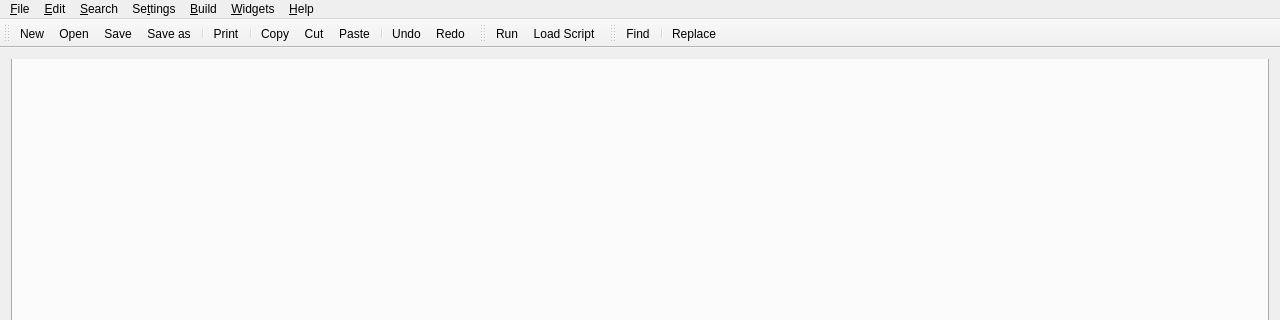
The window that librecad/src/ui/editor/librepad.ui (LibreCAD/LibreCAD) describes before a commit, drawn with Qt 5; both pictures show x 0 to 1280 and y 0 to 320 of the 1280 by 720 pixel window.
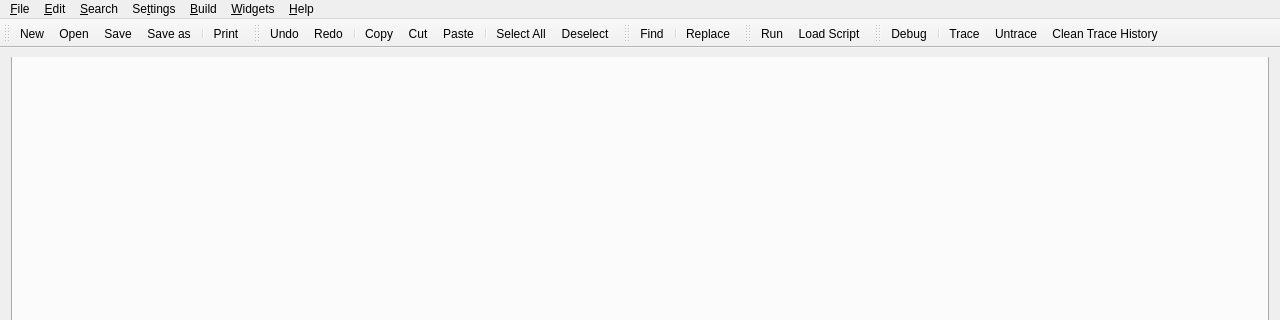
The same window after the commit. Icons and pictures are not drawn.

Commit message: LISP_PATCHLEVEL 3, LP_PATCHLEVEL 1: new: LibreLisp/-Pyton Ide Lisp-debug, layout, toolbars, mimetypes; Dcl tile: image_button (QDclButton); icons: debug.svg, trace.svg, recent.svg; untrace.svg; lisp function: get_attr; update: lisp function: get_tile, dcl tiles (lisp/python dcl); move: getDclAttributeId to + dclAttribute extern Type.h; clean up source

```diff
--- a/librecad/src/ui/editor/librepad.ui
+++ b/librecad/src/ui/editor/librepad.ui
@@ -15,6 +15,15 @@
   </property>
   <widget class="QWidget" name="centralWidget">
    <layout class="QGridLayout" name="gridLayout">
+    <property name="sizeConstraint">
+     <enum>QLayout::SetDefaultConstraint</enum>
+    </property>
+    <property name="topMargin">
+     <number>9</number>
+    </property>
+    <property name="verticalSpacing">
+     <number>6</number>
+    </property>
     <item row="0" column="0">
      <widget class="QTabWidget" name="tabWidget">
       <property name="sizePolicy">
@@ -27,14 +36,14 @@
        <bool>false</bool>
       </property>
       <property name="styleSheet">
-       <string notr="true">QTabWidget::pane { 
+       <string notr="true">
+QTabWidget::pane { 
 	border-top: 0.1ex solid #c4c7cb;
 	padding-top: 18px; 
-	padding-left: 3px; 
-	padding-right: 3px; 
-	padding-bottom: 3px; 
-	margin: 1px;
-	top: -2px;
+	padding-left: 2px; 
+	padding-right: 2px; 
+	padding-bottom: 2px; 
+	top: -1px;
 }
 
 QTabBar
@@ -65,6 +74,9 @@
 	background-color: rgba(124, 252, 00, 0.2);
 }</string>
       </property>
+      <property name="tabShape">
+       <enum>QTabWidget::Rounded</enum>
+      </property>
       <property name="documentMode">
        <bool>false</bool>
       </property>
@@ -171,14 +183,14 @@
   </widget>
   <widget class="QToolBar" name="mainToolBar">
    <property name="sizePolicy">
-    <sizepolicy hsizetype="MinimumExpanding" vsizetype="Fixed">
+    <sizepolicy hsizetype="Preferred" vsizetype="Fixed">
      <horstretch>0</horstretch>
      <verstretch>0</verstretch>
     </sizepolicy>
    </property>
    <property name="minimumSize">
     <size>
-     <width>367</width>
+     <width>188</width>
      <height>0</height>
     </size>
    </property>
@@ -191,6 +203,9 @@
    <property name="windowTitle">
     <string>&amp;File</string>
    </property>
+   <property name="movable">
+    <bool>true</bool>
+   </property>
    <property name="allowedAreas">
     <set>Qt::BottomToolBarArea|Qt::TopToolBarArea</set>
    </property>
@@ -206,49 +221,34 @@
    <addaction name="actionSave_as"/>
    <addaction name="separator"/>
    <addaction name="actionPrint"/>
+  </widget>
+  <widget class="QToolBar" name="editToolBar">
+   <property name="windowTitle">
+    <string>&amp;Edit</string>
+   </property>
+   <property name="allowedAreas">
+    <set>Qt::BottomToolBarArea|Qt::TopToolBarArea</set>
+   </property>
+   <property name="floatable">
+    <bool>false</bool>
+   </property>
+   <attribute name="toolBarArea">
+    <enum>TopToolBarArea</enum>
+   </attribute>
+   <attribute name="toolBarBreak">
+    <bool>false</bool>
+   </attribute>
+   <addaction name="actionUndo"/>
+   <addaction name="actionRedo"/>
    <addaction name="separator"/>
    <addaction name="actionCopy"/>
    <addaction name="actionCut"/>
    <addaction name="actionPaste"/>
    <addaction name="separator"/>
-   <addaction name="actionUndo"/>
-   <addaction name="actionRedo"/>
+   <addaction name="actionSelectAll"/>
+   <addaction name="actionDeselect"/>
   </widget>
   <widget class="QStatusBar" name="statusBar"/>
-  <widget class="QToolBar" name="buildToolBar">
-   <property name="sizePolicy">
-    <sizepolicy hsizetype="Preferred" vsizetype="Fixed">
-     <horstretch>0</horstretch>
-     <verstretch>0</verstretch>
-    </sizepolicy>
-   </property>
-   <property name="minimumSize">
-    <size>
-     <width>82</width>
-     <height>0</height>
-    </size>
-   </property>
-   <property name="maximumSize">
-    <size>
-     <width>16777215</width>
-     <height>39</height>
-    </size>
-   </property>
-   <property name="windowTitle">
-    <string>&amp;Build</string>
-   </property>
-   <property name="allowedAreas">
-    <set>Qt::BottomToolBarArea|Qt::TopToolBarArea</set>
-   </property>
-   <attribute name="toolBarArea">
-    <enum>TopToolBarArea</enum>
-   </attribute>
-   <attribute name="toolBarBreak">
-    <bool>false</bool>
-   </attribute>
-   <addaction name="actionRun"/>
-   <addaction name="actionLoadScript"/>
-  </widget>
   <widget class="QToolBar" name="searchToolBar">
    <property name="sizePolicy">
     <sizepolicy hsizetype="Preferred" vsizetype="Fixed">
@@ -258,13 +258,13 @@
    </property>
    <property name="minimumSize">
     <size>
-     <width>82</width>
+     <width>89</width>
      <height>0</height>
     </size>
    </property>
    <property name="maximumSize">
     <size>
-     <width>16777215</width>
+     <width>720</width>
      <height>39</height>
     </size>
    </property>
@@ -287,6 +287,71 @@
    <addaction name="separator"/>
    <addaction name="actionReplace"/>
   </widget>
+  <widget class="QToolBar" name="buildToolBar">
+   <property name="sizePolicy">
+    <sizepolicy hsizetype="Preferred" vsizetype="Fixed">
+     <horstretch>0</horstretch>
+     <verstretch>0</verstretch>
+    </sizepolicy>
+   </property>
+   <property name="minimumSize">
+    <size>
+     <width>82</width>
+     <height>0</height>
+    </size>
+   </property>
+   <property name="maximumSize">
+    <size>
+     <width>16777215</width>
+     <height>39</height>
+    </size>
+   </property>
+   <property name="windowTitle">
+    <string>&amp;Build</string>
+   </property>
+   <property name="allowedAreas">
+    <set>Qt::BottomToolBarArea|Qt::TopToolBarArea</set>
+   </property>
+   <property name="floatable">
+    <bool>false</bool>
+   </property>
+   <attribute name="toolBarArea">
+    <enum>TopToolBarArea</enum>
+   </attribute>
+   <attribute name="toolBarBreak">
+    <bool>false</bool>
+   </attribute>
+   <addaction name="actionRun"/>
+   <addaction name="actionLoadScript"/>
+  </widget>
+  <widget class="QToolBar" name="debugToolBar">
+   <property name="minimumSize">
+    <size>
+     <width>0</width>
+     <height>0</height>
+    </size>
+   </property>
+   <property name="windowTitle">
+    <string>&amp;Debug</string>
+   </property>
+   <property name="allowedAreas">
+    <set>Qt::BottomToolBarArea|Qt::TopToolBarArea</set>
+   </property>
+   <property name="floatable">
+    <bool>false</bool>
+   </property>
+   <attribute name="toolBarArea">
+    <enum>TopToolBarArea</enum>
+   </attribute>
+   <attribute name="toolBarBreak">
+    <bool>false</bool>
+   </attribute>
+   <addaction name="actionDebug"/>
+   <addaction name="separator"/>
+   <addaction name="actionTrace"/>
+   <addaction name="actionUntrace"/>
+   <addaction name="actionCleanTraceHistory"/>
+  </widget>
   <action name="actionNew">
    <property name="icon">
     <iconset resource="../../../res/icons/icons.qrc">
@@ -590,6 +655,54 @@
     <string>&amp;License</string>
    </property>
   </action>
+  <action name="actionDebug">
+   <property name="checkable">
+    <bool>true</bool>
+   </property>
+   <property name="icon">
+    <iconset resource="../../../res/icons/icons.qrc">
+     <normaloff>:/icons/debug.svg</normaloff>:/icons/debug.svg</iconset>
+   </property>
+   <property name="text">
+    <string>&amp;Debug</string>
+   </property>
+   <property name="toolTip">
+    <string>Debug All</string>
+   </property>
+  </action>
+  <action name="actionTrace">
+   <property name="icon">
+    <iconset resource="../../../res/icons/icons.qrc">
+     <normaloff>:/icons/trace.svg</normaloff>:/icons/trace.svg</iconset>
+   </property>
+   <property name="text">
+    <string>&amp;Trace</string>
+   </property>
+   <property name="toolTip">
+    <string>add Function  (Trace)</string>
+   </property>
+  </action>
+  <action name="actionUntrace">
+   <property name="icon">
+    <iconset resource="../../../res/icons/icons.qrc">
+     <normaloff>:/icons/untrace.svg</normaloff>:/icons/untrace.svg</iconset>
+   </property>
+   <property name="text">
+    <string>&amp;Untrace</string>
+   </property>
+   <property name="toolTip">
+    <string>Remove Function (Untrace)</string>
+   </property>
+  </action>
+  <action name="actionCleanTraceHistory">
+   <property name="icon">
+    <iconset resource="../../../res/main/main.qrc">
+     <normaloff>:/main/editclear.png</normaloff>:/main/editclear.png</iconset>
+   </property>
+   <property name="text">
+    <string>&amp;Clean Trace History</string>
+   </property>
+  </action>
  </widget>
  <layoutdefault spacing="6" margin="11"/>
  <resources>
```
Left out of the diff: 21 changed lines with no effect on the pictures. The commit also changes 23 other files.
